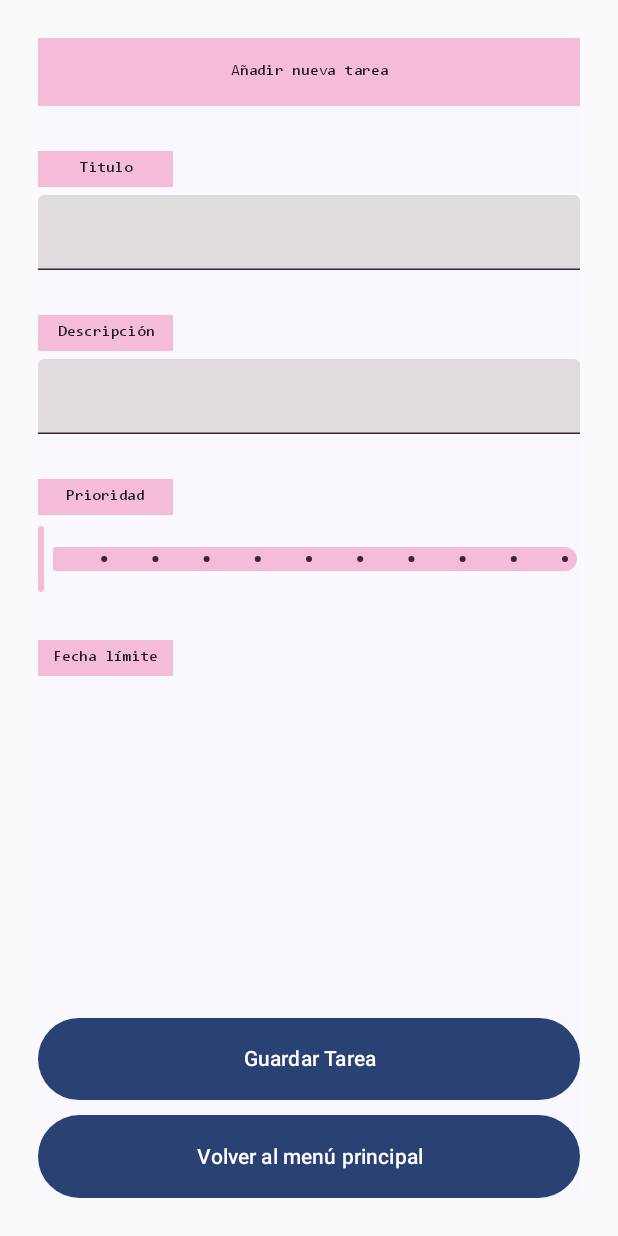
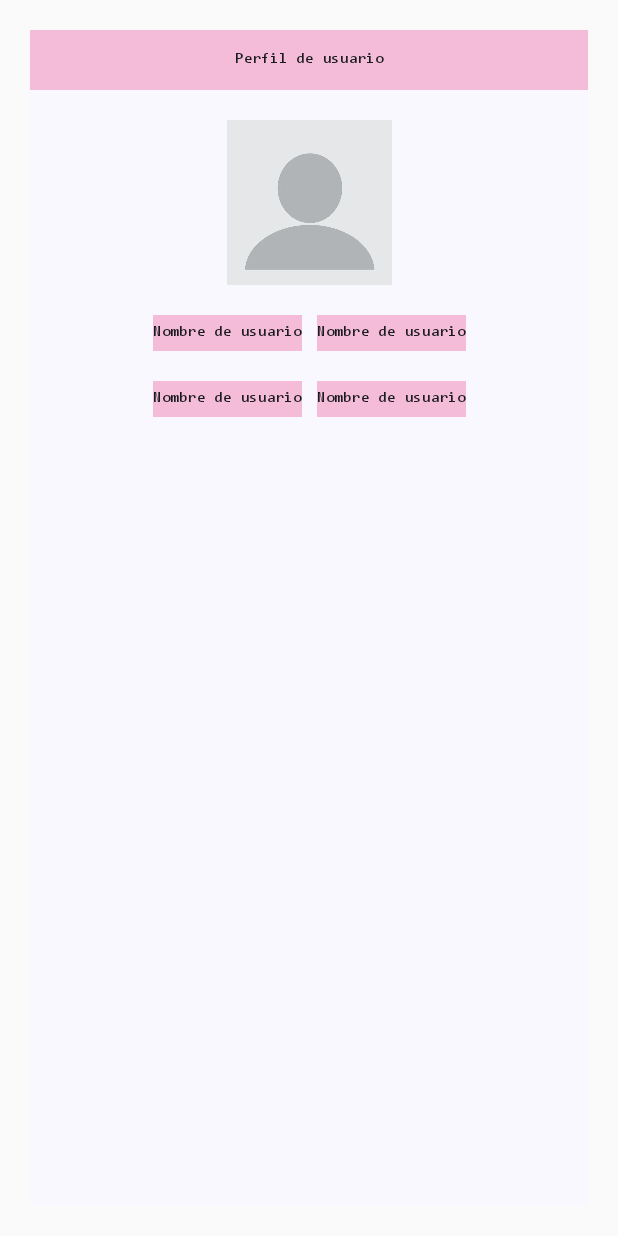
Before and after one commit to akiipv/Practica2_Moviles, an Android app built with Jetpack Compose: the screen it shows after launch (NuevaTareaActivity before the commit, PerfilActivity after it), on a phone screen of 412 x 824 dp. Run offline under Robolectric (Android 15) with nearby library versions, the phone set to English and light mode, and no system bars.

Commit message:
depresion infinita

```diff
--- /dev/null
+++ b/app/src/main/java/com/example/practica2_mibv/PerfilActivity.kt
@@ -0,0 +1,78 @@
+package com.example.practica2_mibv
+
+import android.os.Bundle
+import androidx.activity.ComponentActivity
+import androidx.activity.compose.setContent
+import androidx.activity.enableEdgeToEdge
+import androidx.compose.foundation.Image
+import androidx.compose.foundation.background
+import androidx.compose.foundation.layout.Arrangement
+import androidx.compose.foundation.layout.Box
+import androidx.compose.foundation.layout.Column
+import androidx.compose.foundation.layout.Row
+import androidx.compose.foundation.layout.fillMaxSize
+import androidx.compose.foundation.layout.fillMaxWidth
+import androidx.compose.foundation.layout.heightIn
+import androidx.compose.foundation.layout.padding
+import androidx.compose.foundation.layout.size
+import androidx.compose.foundation.layout.sizeIn
+import androidx.compose.foundation.layout.wrapContentHeight
+import androidx.compose.material3.Scaffold
+import androidx.compose.material3.Text
+import androidx.compose.runtime.Composable
+import androidx.compose.ui.Alignment
+import androidx.compose.ui.Modifier
+import androidx.compose.ui.graphics.Color
+import androidx.compose.ui.res.painterResource
+import androidx.compose.ui.tooling.preview.Preview
+import androidx.compose.ui.unit.dp
+import com.example.practica2_mibv.ui.theme.Practica2_MIBVTheme
+
+class PerfilActivity : ComponentActivity() {
+    override fun onCreate(savedInstanceState: Bundle?) {
+        super.onCreate(savedInstanceState)
+        enableEdgeToEdge()
+        setContent {
+            Practica2_MIBVTheme {
+                Scaffold(
+                    modifier = Modifier
+                    .fillMaxSize()
+                    .padding(20.dp)
+                ) { innerPadding ->
+                    Column(
+                        modifier = Modifier.padding(innerPadding),
+                        horizontalAlignment = Alignment.CenterHorizontally,
+                        verticalArrangement = Arrangement.spacedBy(20.dp)
+                    ) {
+                        letterCuchi("Perfil de usuario", Color(0xfff5bcda), 40)
+                        Image(
+                            painterResource(R.drawable.pfp),
+                            contentDescription = null,
+                            modifier = Modifier
+                                .size(110.dp)
+                        )
+                        Row(
+                            horizontalArrangement = Arrangement.spacedBy(10.dp),
+                            verticalAlignment = Alignment.CenterVertically
+                        ) {
+                            letterSad("Nombre de usuario", Color(0xfff5bcda), 20, 50)
+                            letterSad("Nombre de usuario", Color(0xfff5bcda), 20, 50)
+                        }
+                        Row(
+                            horizontalArrangement = Arrangement.spacedBy(10.dp),
+                            verticalAlignment = Alignment.CenterVertically
+                        ) {
+                            Column {
+                                letterSad("Nombre de usuario", Color(0xfff5bcda), 20, 50)
+
+                            }
+                            Column {
+                                letterSad("Nombre de usuario", Color(0xfff5bcda), 20, 50)
+                            }
+                        }
+                    }
+                }
+            }
+        }
+    }
+}
--- a/app/src/main/java/com/example/practica2_mibv/TareaActivity.kt
+++ b/app/src/main/java/com/example/practica2_mibv/TareaActivity.kt
@@ -48,6 +48,7 @@ class TareaActivity : ComponentActivity() {
                         horizontalAlignment = Alignment.Start
                     ) {
                         val titulo: String = intent.getStringExtra("titulo") ?: "Tarea"
+
                         val desc: String = intent.getStringExtra("desc") ?: ""
                         val prioridad: Int = intent.getIntExtra("prioridad", 0)
 
--- a/app/src/main/res/values/strings.xml
+++ b/app/src/main/res/values/strings.xml
@@ -3,4 +3,6 @@
     <string name="title_activity_main2">MainActivity2</string>
     <string name="title_activity_nueva_tarea">NuevaTareaActivity</string>
     <string name="title_activity_tarea">TareaActivity</string>
+    <string name="title_activity_perfil">PerfilActivity</string>
+    <string name="title_activity_titulos">TitulosActivity</string>
 </resources>
```
Also changed, not shown: app/src/main/AndroidManifest.xml (+19 -6 lines), app/src/main/java/com/example/practica2_mibv/TItulosActivity.kt (added, +47 -0 lines).
